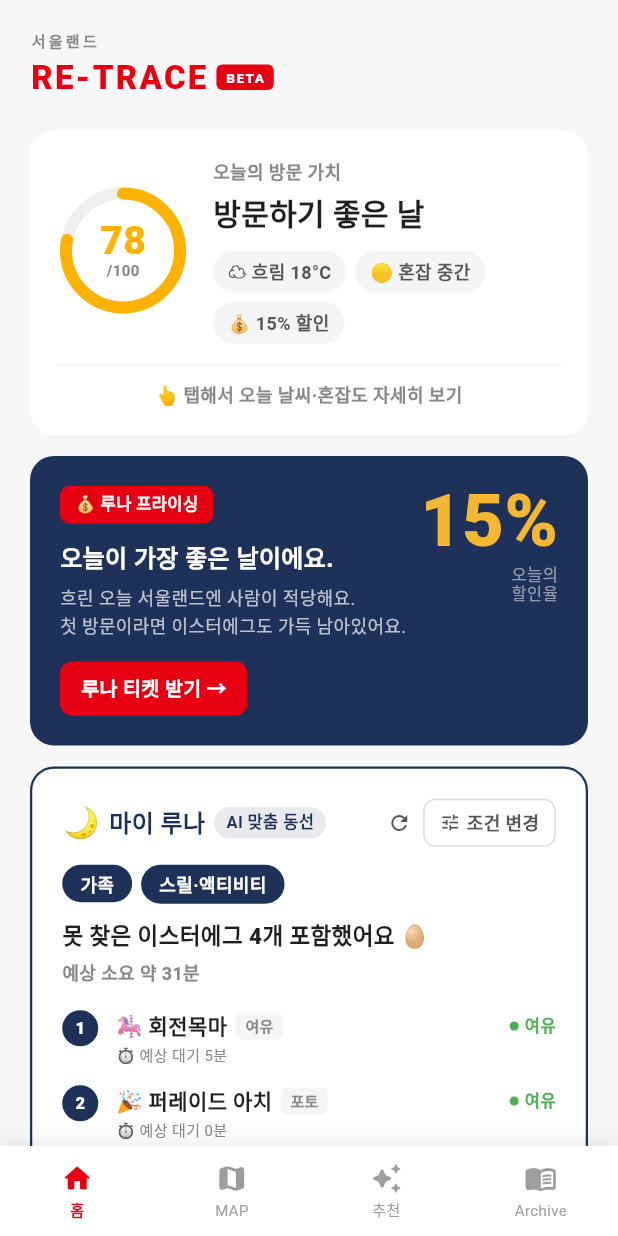
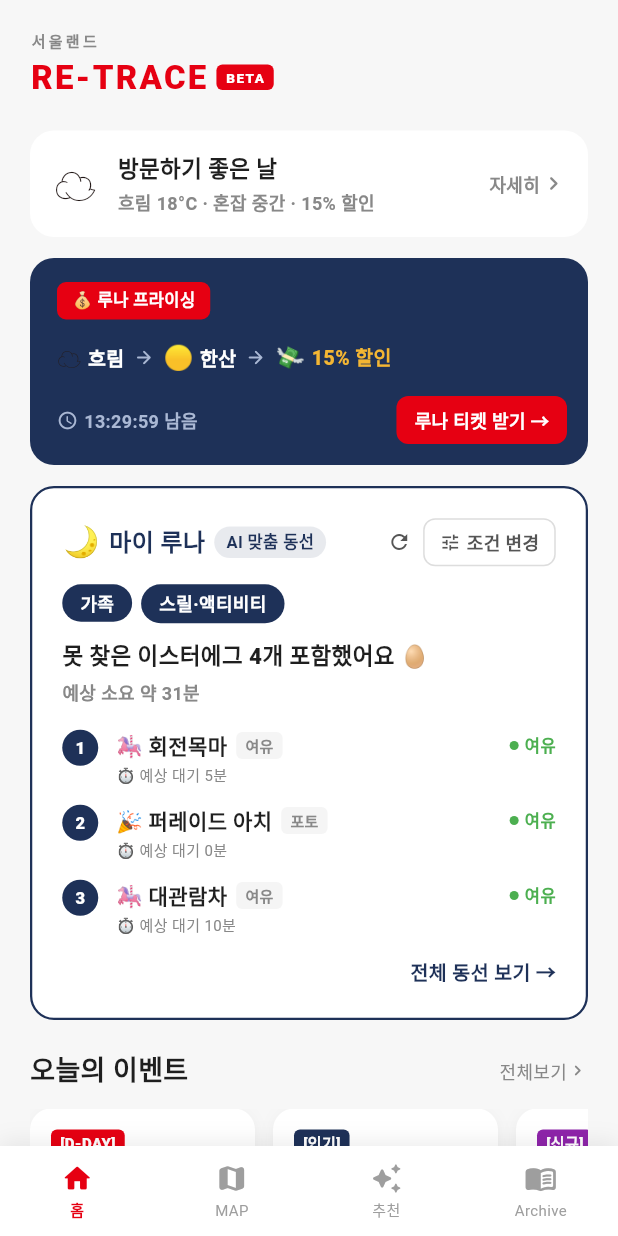
Before and after one commit to 202001381/retrace, a Flutter app: the screen it shows after launch, after a tap on "건너뛰기", on a phone screen of 412 x 824 dp. Run offline on Flutter 3.47's test engine with Material 3 defaults, Android fonts, the phone set to English and light mode, and no system bars; our stand-ins replace cloud_firestore, firebase_core, flutter_map, geolocator, latlong2, shared_preferences; accounts and stored records are empty; Roboto replaces fonts that are missing (Pretendard).

Commit message:
Reduce home density — drop score gauge, causal pricing row, card-as-CTA
- Strip 78/100 gauge + mini tags + footer hint from VisitValueCard;
  show single status row with derived headline + 'weather · crowd · discount'.
  Score field kept internally for headline derivation only.
- Restructure LunaPricingCard: drop dual-column 15% column, render
  'weather → crowd → discount' causal flow on one line with a live
  countdown to midnight and inline ticket CTA.
- Make MyLunaCard fully tappable; remove ElevatedButton and replace
  with inline '전체 동선 보기 →' text link.
- Add AnalyticsService stub + scroll depth thresholds (25/50/75/100%)
  on the home ListView for measurement.

```diff
--- a/lib/screens/home_screen.dart
+++ b/lib/screens/home_screen.dart
@@ -1,11 +1,11 @@
 import 'dart:async';
-import 'dart:math' as math;
 
 import 'package:flutter/material.dart';
 import 'package:shared_preferences/shared_preferences.dart';
 
 import '../models/attraction.dart';
 import '../models/route_response.dart';
+import '../services/analytics_service.dart';
 import '../services/easter_egg_service.dart';
 import '../services/onboarding_service.dart';
 import '../services/route_service.dart';
@@ -36,9 +36,11 @@ class _HomeScreenState extends State<HomeScreen> {
 
   // 날씨 / 혼잡도 mock
   static const String _weatherIcon = '☁️';
+  static const String _weatherWord = '흐림';        // 인과 라인용 단어
   static const String _weatherShort = '흐림 18°C';
   static const String _weatherDetail = '오늘 흐림 · 최저 15°C / 최고 20°C';
   static const String _weatherRain = '강수확률 60% · 과천, 경기도';
+  static const String _crowdWord = '한산';          // 날씨 인과의 결과로서의 혼잡도 단어
   static const String _crowdShort = '혼잡 중간';
   static const String _crowdDetail = '오전 11시 이후 방문을 추천드려요';
 
@@ -63,15 +65,41 @@ class _HomeScreenState extends State<HomeScreen> {
   static const String _kPricingSeenAtKey = 'pricing_popup_last_seen_at';
   static const int _kPricingCooldownMs = 24 * 60 * 60 * 1000;
 
+  // 스크롤 깊이 측정 — 임계 도달 시 1회씩만 기록.
+  final ScrollController _scrollCtrl = ScrollController();
+  final Set<int> _loggedDepthPcts = {};
+  static const List<int> _kDepthThresholds = [25, 50, 75, 100];
+
   @override
   void initState() {
     super.initState();
+    AnalyticsService.instance.logScreenView('home');
     _loadSurvey();
     _loadPricingInputs();
     if (widget.openPricingOnStart) {
       WidgetsBinding.instance.addPostFrameCallback((_) => _autoOpenPricingIfDue());
     }
     _loadRoute('initial');
+  }
+
+  @override
+  void dispose() {
+    _scrollCtrl.dispose();
+    super.dispose();
+  }
+
+  bool _onScroll(ScrollNotification n) {
+    if (n is! ScrollUpdateNotification) return false;
+    final pos = n.metrics;
+    if (pos.maxScrollExtent <= 0) return false;
+    final depth = (pos.pixels / pos.maxScrollExtent).clamp(0.0, 1.0);
+    for (final t in _kDepthThresholds) {
+      if (depth * 100 >= t && !_loggedDepthPcts.contains(t)) {
+        _loggedDepthPcts.add(t);
+        AnalyticsService.instance.logScrollDepth('home', t / 100);
+      }
+    }
+    return false;
   }
 
   Future<void> _loadSurvey() async {
@@ -260,7 +288,10 @@ class _HomeScreenState extends State<HomeScreen> {
       color: const Color(0xFFF7F7F7),
       child: SafeArea(
         bottom: false,
+        child: NotificationListener<ScrollNotification>(
+          onNotification: _onScroll,
           child: ListView(
+            controller: _scrollCtrl,
             padding: const EdgeInsets.fromLTRB(20, 12, 20, 40),
             children: [
             // 1. 앱바
@@ -276,11 +307,13 @@ class _HomeScreenState extends State<HomeScreen> {
               onTap: _openVisitDetailSheet,
             ),
             const SizedBox(height: 14),
-            // 3. 루나 프라이싱 카드
+            // 3. 루나 프라이싱 카드 — 인과 한 줄 + 카운트다운
             _LunaPricingCard(
               discountPct: _discountPct,
-              lastVisitDaysAgo: _lastVisitDaysAgo,
-              missingEggCount: _missingEggCount,
+              weatherEmoji: _weatherIcon,
+              weatherWord: _weatherWord,
+              crowdEmoji: '🟡',
+              crowdWord: _crowdWord,
               onTap: _openPricingPopup,
             ),
             const SizedBox(height: 14),
@@ -303,9 +336,9 @@ class _HomeScreenState extends State<HomeScreen> {
           ],
           ),
         ),
+      ),
     );
   }
-
 }
 
 // ─── 앱바 ──────────────────────────────────────────────────
@@ -356,9 +389,9 @@ class _Header extends StatelessWidget {
   }
 }
 
-// ─── 방문 가치 카드 (통합) ──────────────────────────────────
+// ─── 방문 가치 카드 — 단일 상태 row, 점수 숫자 비노출 ──────────
 class _VisitValueCard extends StatelessWidget {
-  final int score;
+  final int score;            // 내부 헤드라인 분기용 — UI 노출 X
   final int discountPct;
   final String weatherIcon;
   final String weatherShort;
@@ -373,13 +406,8 @@ class _VisitValueCard extends StatelessWidget {
     required this.onTap,
   });
 
-  Color get _scoreColor {
-    if (score >= 80) return const Color(0xFF4CAF50);
-    if (score >= 50) return const Color(0xFFFFB300);
-    return const Color(0xFFE60012);
-  }
-
-  String get _scoreLabel {
+  String get _headline {
+    if (score >= 85) return '지금 가시면 대기 거의 없어요';
     if (score >= 80) return '오늘 방문 강추!';
     if (score >= 50) return '방문하기 좋은 날';
     return '오늘은 한산해요';
@@ -394,96 +422,46 @@ class _VisitValueCard extends StatelessWidget {
         onTap: onTap,
         borderRadius: BorderRadius.circular(16),
         child: Padding(
-          padding: const EdgeInsets.all(18),
-          child: Column(
-            crossAxisAlignment: CrossAxisAlignment.start,
+          padding: const EdgeInsets.fromLTRB(16, 14, 14, 14),
+          child: Row(
             children: [
-              // 점수 85+ 일 때만 한산 배너 (카드 안 작은 배너)
-              if (score >= 85) ...[
-                Container(
-                  padding: const EdgeInsets.symmetric(horizontal: 10, vertical: 6),
-                  decoration: BoxDecoration(
-                    color: const Color(0xFF1E3158).withValues(alpha: 0.08),
-                    borderRadius: BorderRadius.circular(8),
-                  ),
-                  child: const Text('🌙 지금 가시면 대기 거의 없어요',
-                      style: TextStyle(fontSize: 11, fontWeight: FontWeight.w800, color: Color(0xFF1E3158))),
-                ),
-                const SizedBox(height: 14),
-              ],
-              Row(
-                children: [
-                  SizedBox(
-                    width: 88, height: 88,
-                    child: CustomPaint(
-                      painter: _GaugePainter(score: score.clamp(0, 100), color: _scoreColor),
-                      child: Center(
-                        child: Column(
-                          mainAxisSize: MainAxisSize.min,
-                          children: [
-                            Text('$score',
-                                style: TextStyle(fontSize: 26, fontWeight: FontWeight.w900, color: _scoreColor, height: 1)),
-                            const Text('/100',
-                                style: TextStyle(fontSize: 10, color: Color(0xFF888888), fontWeight: FontWeight.w600)),
-                          ],
-                        ),
-                      ),
-                    ),
-                  ),
-                  const SizedBox(width: 16),
+              Text(weatherIcon, style: const TextStyle(fontSize: 28)),
+              const SizedBox(width: 14),
               Expanded(
                 child: Column(
                   crossAxisAlignment: CrossAxisAlignment.start,
                   mainAxisSize: MainAxisSize.min,
                   children: [
-                        const Text('오늘의 방문 가치',
-                            style: TextStyle(fontSize: 12, color: Color(0xFF888888), fontWeight: FontWeight.w700)),
-                        const SizedBox(height: 4),
-                        Text(_scoreLabel,
-                            style: const TextStyle(fontSize: 20, fontWeight: FontWeight.w900, color: Color(0xFF1F1F1F))),
-                        const SizedBox(height: 10),
-                        Wrap(
-                          spacing: 6,
-                          runSpacing: 6,
-                          children: [
-                            _MiniTag(text: '$weatherIcon $weatherShort'),
-                            _MiniTag(text: '🟡 $crowdShort'),
-                            _MiniTag(text: '💰 $discountPct% 할인'),
-                          ],
+                    Text(_headline,
+                        style: const TextStyle(
+                          fontSize: 15,
+                          fontWeight: FontWeight.w900,
+                          color: Color(0xFF1F1F1F),
+                        )),
+                    const SizedBox(height: 2),
+                    Text(
+                      '$weatherShort · $crowdShort · $discountPct% 할인',
+                      style: const TextStyle(
+                        fontSize: 12,
+                        color: Color(0xFF888888),
+                        fontWeight: FontWeight.w600,
+                      ),
                     ),
                   ],
                 ),
               ),
-                ],
-              ),
-              const SizedBox(height: 14),
-              const Divider(height: 1, color: Color(0xFFEEEEEE)),
-              const SizedBox(height: 10),
-              const Center(
-                child: Text('👆 탭해서 오늘 날씨·혼잡도 자세히 보기',
-                    style: TextStyle(fontSize: 12, color: Color(0xFF888888), fontWeight: FontWeight.w600)),
-              ),
+              const Text('자세히',
+                  style: TextStyle(
+                    fontSize: 12,
+                    color: Color(0xFF888888),
+                    fontWeight: FontWeight.w700,
+                  )),
+              const Icon(Icons.chevron_right_rounded,
+                  size: 18, color: Color(0xFF888888)),
             ],
           ),
         ),
       ),
-    );
-  }
-}
-
-class _MiniTag extends StatelessWidget {
-  final String text;
-  const _MiniTag({required this.text});
-  @override
-  Widget build(BuildContext context) {
-    return Container(
-      padding: const EdgeInsets.symmetric(horizontal: 10, vertical: 5),
-      decoration: BoxDecoration(
-        color: const Color(0xFFF5F5F5),
-        borderRadius: BorderRadius.circular(20),
-      ),
-      child: Text(text,
-          style: const TextStyle(fontSize: 12, fontWeight: FontWeight.w700, color: Color(0xFF555555))),
     );
   }
 }
@@ -593,134 +571,173 @@ class _SheetSection extends StatelessWidget {
   }
 }
 
-class _GaugePainter extends CustomPainter {
-  final int score;
-  final Color color;
-  _GaugePainter({required this.score, required this.color});
+// ─── 루나 프라이싱 카드 — 인과(날씨→한산→할인) 한 줄 + 카운트다운 ──
+class _LunaPricingCard extends StatefulWidget {
+  final int discountPct;
+  final String weatherEmoji;   // ex. "☁️"
+  final String weatherWord;    // ex. "흐림"
+  final String crowdEmoji;     // ex. "🟡"
+  final String crowdWord;      // ex. "한산"
+  final VoidCallback onTap;
+  const _LunaPricingCard({
+    required this.discountPct,
+    required this.weatherEmoji,
+    required this.weatherWord,
+    required this.crowdEmoji,
+    required this.crowdWord,
+    required this.onTap,
+  });
 
   @override
-  void paint(Canvas canvas, Size size) {
-    final center = Offset(size.width / 2, size.height / 2);
-    final radius = math.min(size.width, size.height) / 2 - 6;
-    const stroke = 8.0;
+  State<_LunaPricingCard> createState() => _LunaPricingCardState();
+}
 
-    final track = Paint()
-      ..color = const Color(0xFFEFEFEF)
-      ..style = PaintingStyle.stroke
-      ..strokeWidth = stroke;
-    canvas.drawCircle(center, radius, track);
+class _LunaPricingCardState extends State<_LunaPricingCard> {
+  Timer? _ticker;
+  Duration _remaining = _untilMidnight();
 
-    final progress = Paint()
-      ..color = color
-      ..style = PaintingStyle.stroke
-      ..strokeWidth = stroke
-      ..strokeCap = StrokeCap.round;
-    final sweep = (score / 100.0) * 2 * math.pi;
-    canvas.drawArc(
-      Rect.fromCircle(center: center, radius: radius),
-      -math.pi / 2,
-      sweep,
-      false,
-      progress,
-    );
+  static Duration _untilMidnight() {
+    final now = DateTime.now();
+    final midnight = DateTime(now.year, now.month, now.day + 1);
+    return midnight.difference(now);
   }
 
   @override
-  bool shouldRepaint(covariant _GaugePainter old) => old.score != score || old.color != color;
+  void initState() {
+    super.initState();
+    _ticker = Timer.periodic(const Duration(seconds: 1), (_) {
+      if (!mounted) return;
+      setState(() => _remaining = _untilMidnight());
+    });
   }
 
-// ─── 루나 프라이싱 카드 ────────────────────────────────────
-class _LunaPricingCard extends StatelessWidget {
-  final int discountPct;
-  final int? lastVisitDaysAgo;
-  final int missingEggCount;
-  final VoidCallback onTap;
-  const _LunaPricingCard({
-    required this.discountPct,
-    required this.lastVisitDaysAgo,
-    required this.missingEggCount,
-    required this.onTap,
-  });
+  @override
+  void dispose() {
+    _ticker?.cancel();
+    super.dispose();
+  }
 
-  ({String title, String body}) get _copy {
-    final days = lastVisitDaysAgo;
-    if (days == null) {
-      return (
-        title: '오늘이 가장 좋은 날이에요.',
-        body: '흐린 오늘 서울랜드엔 사람이 적당해요.\n첫 방문이라면 이스터에그도 가득 남아있어요.',
-      );
-    }
-    final months = (days / 30).floor();
-    final title = months >= 1 ? '$months개월 만이네요.' : '$days일 만이네요.';
-    final eggLine = missingEggCount > 0
-        ? '지난번 못 찾은 이스터에그 $missingEggCount개, 오늘 만날 수 있어요.'
-        : '오늘 새 챕터를 채워볼까요.';
-    return (
-      title: title,
-      body: '흐린 오늘 서울랜드엔 사람이 적당해요.\n$eggLine',
-    );
+  String _fmtRemaining() {
+    final h = _remaining.inHours.toString().padLeft(2, '0');
+    final m = (_remaining.inMinutes % 60).toString().padLeft(2, '0');
+    final s = (_remaining.inSeconds % 60).toString().padLeft(2, '0');
+    return '$h:$m:$s';
   }
 
   @override
   Widget build(BuildContext context) {
-    final copy = _copy;
     return Material(
       color: const Color(0xFF1E3158),
       borderRadius: BorderRadius.circular(16),
       child: InkWell(
-        onTap: onTap,
+        onTap: widget.onTap,
         borderRadius: BorderRadius.circular(16),
         child: Padding(
-          padding: const EdgeInsets.all(20),
-          child: Row(
-            crossAxisAlignment: CrossAxisAlignment.start,
-            children: [
-              Expanded(
+          padding: const EdgeInsets.fromLTRB(18, 16, 14, 14),
           child: Column(
             crossAxisAlignment: CrossAxisAlignment.start,
             mainAxisSize: MainAxisSize.min,
             children: [
               Container(
                 padding: const EdgeInsets.symmetric(horizontal: 10, vertical: 4),
-                      decoration: BoxDecoration(color: const Color(0xFFE60012), borderRadius: BorderRadius.circular(6)),
+                decoration: BoxDecoration(
+                  color: const Color(0xFFE60012),
+                  borderRadius: BorderRadius.circular(6),
+                ),
                 child: const Text('💰 루나 프라이싱',
-                          style: TextStyle(color: Colors.white, fontSize: 11, fontWeight: FontWeight.w900)),
-                    ),
-                    const SizedBox(height: 12),
-                    Text(copy.title,
-                        style: const TextStyle(color: Colors.white, fontSize: 16, fontWeight: FontWeight.w800, height: 1.3)),
-                    const SizedBox(height: 6),
-                    Text(
-                      copy.body,
-                      style: TextStyle(color: Colors.white.withValues(alpha: 0.7), fontSize: 12, height: 1.5),
+                    style: TextStyle(
+                      color: Colors.white,
+                      fontSize: 11,
+                      fontWeight: FontWeight.w900,
+                    )),
               ),
               const SizedBox(height: 14),
-                    Container(
-                      padding: const EdgeInsets.symmetric(horizontal: 14, vertical: 8),
-                      decoration: BoxDecoration(color: const Color(0xFFE60012), borderRadius: BorderRadius.circular(8)),
-                      child: const Text('루나 티켓 받기 →',
-                          style: TextStyle(color: Colors.white, fontSize: 13, fontWeight: FontWeight.w700)),
+              // 인과 라인: 날씨 → 한산 → 할인
+              Row(
+                children: [
+                  _PricingStep(emoji: widget.weatherEmoji, label: widget.weatherWord),
+                  const _PricingArrow(),
+                  _PricingStep(emoji: widget.crowdEmoji, label: widget.crowdWord),
+                  const _PricingArrow(),
+                  _PricingStep(
+                    emoji: '💸',
+                    label: '${widget.discountPct}% 할인',
+                    accent: true,
                   ),
                 ],
               ),
+              const SizedBox(height: 14),
+              // 카운트다운 + CTA
+              Row(
+                children: [
+                  const Icon(Icons.schedule_rounded,
+                      size: 14, color: Color(0xFFAAB8D4)),
+                  const SizedBox(width: 4),
+                  Text('${_fmtRemaining()} 남음',
+                      style: const TextStyle(
+                        color: Color(0xFFAAB8D4),
+                        fontSize: 12,
+                        fontWeight: FontWeight.w700,
+                      )),
+                  const Spacer(),
+                  Container(
+                    padding: const EdgeInsets.symmetric(horizontal: 12, vertical: 7),
+                    decoration: BoxDecoration(
+                      color: const Color(0xFFE60012),
+                      borderRadius: BorderRadius.circular(8),
                     ),
-              const SizedBox(width: 8),
-              Column(
-                crossAxisAlignment: CrossAxisAlignment.end,
-                mainAxisSize: MainAxisSize.min,
-                children: [
-                  Text('$discountPct%',
-                      style: const TextStyle(color: Color(0xFFF4B633), fontSize: 48, fontWeight: FontWeight.w900, height: 1)),
-                  const SizedBox(height: 4),
-                  Text('오늘의\n할인율',
-                      textAlign: TextAlign.right,
-                      style: TextStyle(color: Colors.white.withValues(alpha: 0.5), fontSize: 11, height: 1.2)),
+                    child: const Text('루나 티켓 받기 →',
+                        style: TextStyle(
+                          color: Colors.white,
+                          fontSize: 12,
+                          fontWeight: FontWeight.w800,
+                        )),
+                  ),
                 ],
               ),
             ],
           ),
         ),
       ),
+    );
+  }
+}
+
+class _PricingStep extends StatelessWidget {
+  final String emoji;
+  final String label;
+  final bool accent;
+  const _PricingStep({
+    required this.emoji,
+    required this.label,
+    this.accent = false,
+  });
+
+  @override
+  Widget build(BuildContext context) {
+    return Row(
+      mainAxisSize: MainAxisSize.min,
+      children: [
+        Text(emoji, style: const TextStyle(fontSize: 16)),
+        const SizedBox(width: 4),
+        Text(label,
+            style: TextStyle(
+              color: accent ? const Color(0xFFF4B633) : Colors.white,
+              fontSize: 13,
+              fontWeight: accent ? FontWeight.w900 : FontWeight.w800,
+            )),
+      ],
+    );
+  }
+}
+
+class _PricingArrow extends StatelessWidget {
+  const _PricingArrow();
+  @override
+  Widget build(BuildContext context) {
+    return const Padding(
+      padding: EdgeInsets.symmetric(horizontal: 6),
+      child: Icon(Icons.arrow_forward_rounded, size: 14, color: Color(0xFFAAB8D4)),
     );
   }
 }
@@ -934,10 +951,16 @@ class _MyLunaCard extends StatelessWidget {
 
   @override
   Widget build(BuildContext context) {
-    return Container(
+    return Material(
+      color: Colors.white,
+      borderRadius: BorderRadius.circular(16),
+      child: InkWell(
+        // 카드 전체가 탭 영역 — 마이 루나 화면으로 진입.
+        onTap: onOpenMap,
+        borderRadius: BorderRadius.circular(16),
+        child: Container(
           padding: const EdgeInsets.all(20),
           decoration: BoxDecoration(
-        color: Colors.white,
             borderRadius: BorderRadius.circular(16),
             border: Border.all(color: const Color(0xFF1E3158), width: 1.5),
           ),
@@ -1044,22 +1067,20 @@ class _MyLunaCard extends StatelessWidget {
                   padding: EdgeInsets.only(bottom: e.key == items.length - 1 ? 0 : 12),
                   child: _RouteRow(index: e.key + 1, item: e.value),
                 )),
-          const SizedBox(height: 16),
-          SizedBox(
-            width: double.infinity,
-            height: 48,
-            child: ElevatedButton(
-              onPressed: onOpenMap,
-              style: ElevatedButton.styleFrom(
-                backgroundColor: const Color(0xFF1E3158),
-                foregroundColor: Colors.white,
-                shape: RoundedRectangleBorder(borderRadius: BorderRadius.circular(12)),
+          const SizedBox(height: 14),
+          // 인라인 텍스트 링크 — CTA 버튼 대체 (카드 전체 탭과 중복 제거).
+          const Align(
+            alignment: Alignment.centerRight,
+            child: Text('전체 동선 보기 →',
+                style: TextStyle(
+                  color: Color(0xFF1E3158),
+                  fontSize: 13,
+                  fontWeight: FontWeight.w800,
+                )),
           ),
-              child: const Text('🗺️  오늘의 마이 루나 보기',
-                  style: TextStyle(fontSize: 14, fontWeight: FontWeight.w800)),
+            ],
           ),
         ),
-        ],
       ),
     );
   }
--- /dev/null
+++ b/lib/services/analytics_service.dart
@@ -0,0 +1,21 @@
+import 'package:flutter/foundation.dart';
+
+/// 화면 진입·이벤트·스크롤 깊이 등을 기록하는 얇은 stub.
+/// 추후 Firebase Analytics / Amplitude 등으로 교체 시 동일 인터페이스 유지.
+class AnalyticsService {
+  AnalyticsService._();
+  static final AnalyticsService instance = AnalyticsService._();
+
+  void logEvent(String name, [Map<String, Object?> props = const {}]) {
+    debugPrint('[analytics] $name $props');
+  }
+
+  void logScreenView(String screen) =>
+      logEvent('screen_view', {'screen': screen});
+
+  /// depth 는 0.0~1.0. 호출 측에서 임계 도달 시점에만 호출하도록 디바운스.
+  void logScrollDepth(String screen, double depth) => logEvent(
+        'scroll_depth',
+        {'screen': screen, 'depth': depth},
+      );
+}
```
Lines whose indentation alone changed are shown as unchanged.
